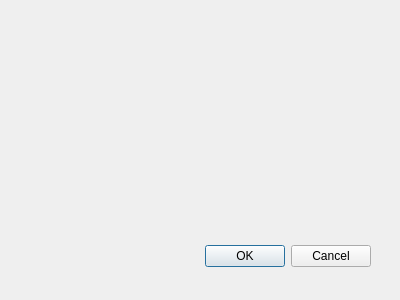
Above: plugins/table/qfrdrtablecurvefitdialog.ui from jkriege2/QuickFit3 before the change. Below: the same form after it.
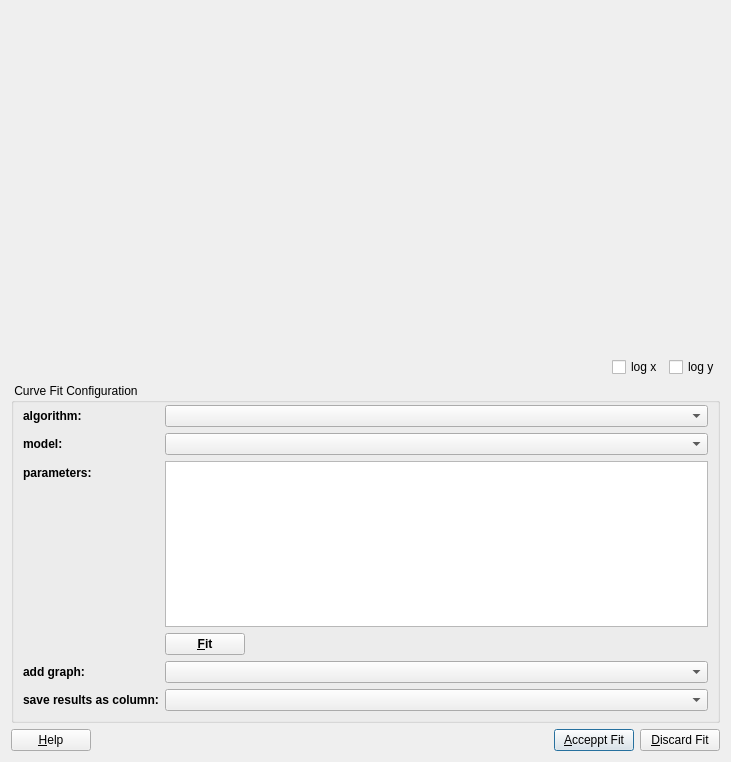
That is the form after the change. Icons and pictures are not drawn. Custom widgets are drawn as their Qt base class.

Commit message: QuickFit3/msd:   - improved initial estimated for 3D-MSD-fit (now takes the result of the 2D-transformation as initial value)   - implemented fitting all theory data to MSDs   - added transforms of MSD-curve in lower plot

```diff
--- a/plugins/table/qfrdrtablecurvefitdialog.ui
+++ b/plugins/table/qfrdrtablecurvefitdialog.ui
@@ -8,32 +8,281 @@
    <rect>
     <x>0</x>
     <y>0</y>
-    <width>400</width>
-    <height>300</height>
+    <width>731</width>
+    <height>762</height>
    </rect>
   </property>
   <property name="windowTitle">
    <string>Dialog</string>
   </property>
-  <widget class="QDialogButtonBox" name="buttonBox">
-   <property name="geometry">
-    <rect>
-     <x>30</x>
-     <y>240</y>
-     <width>341</width>
-     <height>32</height>
-    </rect>
-   </property>
-   <property name="orientation">
-    <enum>Qt::Horizontal</enum>
-   </property>
-   <property name="standardButtons">
-    <set>QDialogButtonBox::Cancel|QDialogButtonBox::Ok</set>
-   </property>
-  </widget>
+  <property name="windowIcon">
+   <iconset resource="qfrdrtable.qrc">
+    <normaloff>:/table/regression.png</normaloff>:/table/regression.png</iconset>
+  </property>
+  <layout class="QVBoxLayout" name="verticalLayout" stretch="1,0,1,0">
+   <item>
+    <widget class="QFPlotter" name="pltDistribution" native="true">
+     <property name="minimumSize">
+      <size>
+       <width>100</width>
+       <height>100</height>
+      </size>
+     </property>
+    </widget>
+   </item>
+   <item>
+    <layout class="QHBoxLayout" name="horizontalLayout_3" stretch="1,0,0">
+     <item>
+      <widget class="DoubleDataCutSliders" name="datacut" native="true">
+       <property name="minimumSize">
+        <size>
+         <width>0</width>
+         <height>10</height>
+        </size>
+       </property>
+      </widget>
+     </item>
+     <item>
+      <widget class="QCheckBox" name="chkLogX">
+       <property name="text">
+        <string>log x</string>
+       </property>
+      </widget>
+     </item>
+     <item>
+      <widget class="QCheckBox" name="chkLogY">
+       <property name="text">
+        <string>log y</string>
+       </property>
+      </widget>
+     </item>
+    </layout>
+   </item>
+   <item>
+    <widget class="QGroupBox" name="groupBox">
+     <property name="title">
+      <string> Curve Fit Configuration </string>
+     </property>
+     <layout class="QFormLayout" name="formLayout">
+      <property name="fieldGrowthPolicy">
+       <enum>QFormLayout::AllNonFixedFieldsGrow</enum>
+      </property>
+      <property name="leftMargin">
+       <number>9</number>
+      </property>
+      <property name="topMargin">
+       <number>2</number>
+      </property>
+      <property name="rightMargin">
+       <number>9</number>
+      </property>
+      <property name="bottomMargin">
+       <number>9</number>
+      </property>
+      <item row="0" column="0">
+       <widget class="QLabel" name="label_7">
+        <property name="font">
+         <font>
+          <weight>75</weight>
+          <bold>true</bold>
+         </font>
+        </property>
+        <property name="text">
+         <string>algorithm:</string>
+        </property>
+       </widget>
+      </item>
+      <item row="0" column="1">
+       <widget class="QFFitAlgorithmComboBox" name="cmbFitAlgorithm"/>
+      </item>
+      <item row="1" column="0">
+       <widget class="QLabel" name="label">
+        <property name="font">
+         <font>
+          <weight>75</weight>
+          <bold>true</bold>
+         </font>
+        </property>
+        <property name="text">
+         <string>model:</string>
+        </property>
+       </widget>
+      </item>
+      <item row="1" column="1">
+       <widget class="QFFitFunctionComboBox" name="cmbFitFunction"/>
+      </item>
+      <item row="2" column="0">
+       <widget class="QLabel" name="label_2">
+        <property name="font">
+         <font>
+          <weight>75</weight>
+          <bold>true</bold>
+         </font>
+        </property>
+        <property name="text">
+         <string>parameters:</string>
+        </property>
+       </widget>
+      </item>
+      <item row="2" column="1">
+       <widget class="QTableView" name="tabParams">
+        <property name="minimumSize">
+         <size>
+          <width>0</width>
+          <height>80</height>
+         </size>
+        </property>
+       </widget>
+      </item>
+      <item row="3" column="1">
+       <layout class="QHBoxLayout" name="horizontalLayout_2">
+        <item>
+         <widget class="QPushButton" name="btnFit">
+          <property name="font">
+           <font>
+            <weight>75</weight>
+            <bold>true</bold>
+           </font>
+          </property>
+          <property name="text">
+           <string>&amp;Fit</string>
+          </property>
+          <property name="icon">
+           <iconset resource="../fcsmsdevaluation/fcsmsdevaluation.qrc">
+            <normaloff>:/fcsmsdevaluation/fit_fitcurrent.png</normaloff>:/fcsmsdevaluation/fit_fitcurrent.png</iconset>
+          </property>
+         </widget>
+        </item>
+        <item>
+         <spacer name="horizontalSpacer">
+          <property name="orientation">
+           <enum>Qt::Horizontal</enum>
+          </property>
+          <property name="sizeHint" stdset="0">
+           <size>
+            <width>40</width>
+            <height>20</height>
+           </size>
+          </property>
+         </spacer>
+        </item>
+       </layout>
+      </item>
+      <item row="4" column="0">
+       <widget class="QLabel" name="label_4">
+        <property name="font">
+         <font>
+          <weight>75</weight>
+          <bold>true</bold>
+         </font>
+        </property>
+        <property name="text">
+         <string>add graph:</string>
+        </property>
+       </widget>
+      </item>
+      <item row="4" column="1">
+       <widget class="QComboBox" name="cmbAddGraph"/>
+      </item>
+      <item row="5" column="0">
+       <widget class="QLabel" name="label_5">
+        <property name="font">
+         <font>
+          <weight>75</weight>
+          <bold>true</bold>
+         </font>
+        </property>
+        <property name="text">
+         <string>save results as column:</string>
+        </property>
+       </widget>
+      </item>
+      <item row="5" column="1">
+       <widget class="QComboBox" name="cmbSaveColumn"/>
+      </item>
+     </layout>
+    </widget>
+   </item>
+   <item>
+    <layout class="QHBoxLayout" name="horizontalLayout">
+     <item>
+      <widget class="QPushButton" name="pushButton">
+       <property name="text">
+        <string>&amp;Help</string>
+       </property>
+       <property name="icon">
+        <iconset resource="../../lib/lib.qrc">
+         <normaloff>:/lib/help.png</normaloff>:/lib/help.png</iconset>
+       </property>
+      </widget>
+     </item>
+     <item>
+      <spacer name="horizontalSpacer_2">
+       <property name="orientation">
+        <enum>Qt::Horizontal</enum>
+       </property>
+       <property name="sizeHint" stdset="0">
+        <size>
+         <width>40</width>
+         <height>20</height>
+        </size>
+       </property>
+      </spacer>
+     </item>
+     <item>
+      <widget class="QPushButton" name="pushButton_2">
+       <property name="text">
+        <string>&amp;Acceppt Fit</string>
+       </property>
+       <property name="default">
+        <bool>true</bool>
+       </property>
+      </widget>
+     </item>
+     <item>
+      <widget class="QPushButton" name="pushButton_3">
+       <property name="text">
+        <string>&amp;Discard Fit</string>
+       </property>
+      </widget>
+     </item>
+    </layout>
+   </item>
+  </layout>
  </widget>
- <pixmapfunction/>
- <resources/>
+ <customwidgets>
+  <customwidget>
+   <class>QFPlotter</class>
+   <extends>QWidget</extends>
+   <header>qfplotter.h</header>
+   <container>1</container>
+  </customwidget>
+  <customwidget>
+   <class>DoubleDataCutSliders</class>
+   <extends>QWidget</extends>
+   <header>doubledatacutsliders.h</header>
+   <container>1</container>
+  </customwidget>
+  <customwidget>
+   <class>QFFitFunctionComboBox</class>
+   <extends>QComboBox</extends>
+   <header>qffitfunctioncombobox.h</header>
+  </customwidget>
+  <customwidget>
+   <class>QFFitAlgorithmComboBox</class>
+   <extends>QComboBox</extends>
+   <header>qffitalgorithmcombobox.h</header>
+  </customwidget>
+ </customwidgets>
+ <resources>
+  <include location="../../lib/lib.qrc"/>
+  <include location="../fcsmsdevaluation/fcsmsdevaluation.qrc"/>
+  <include location="../../lib/lib.qrc"/>
+  <include location="../../lib/lib.qrc"/>
+  <include location="qfrdrtable.qrc"/>
+  <include location="../../lib/lib.qrc"/>
+  <include location="../../lib/lib.qrc"/>
+ </resources>
  <connections>
   <connection>
    <sender>buttonBox</sender>
```
Left out of the diff: 55 changed lines with no effect on the pictures. The commit also changes 238 other files.
